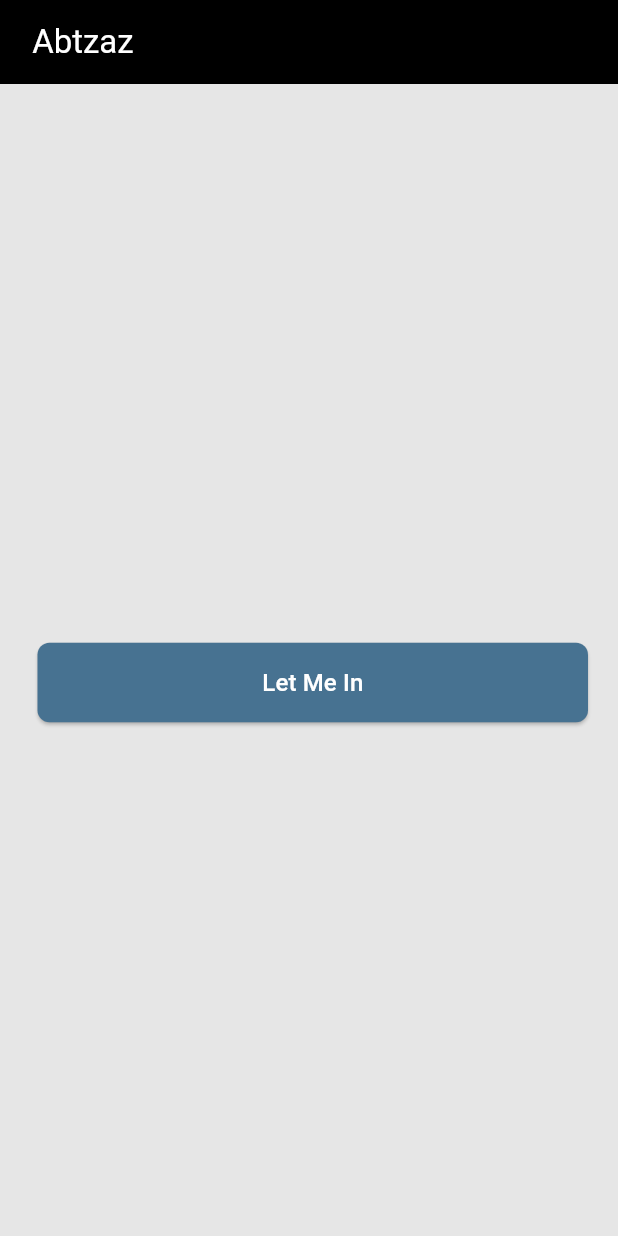
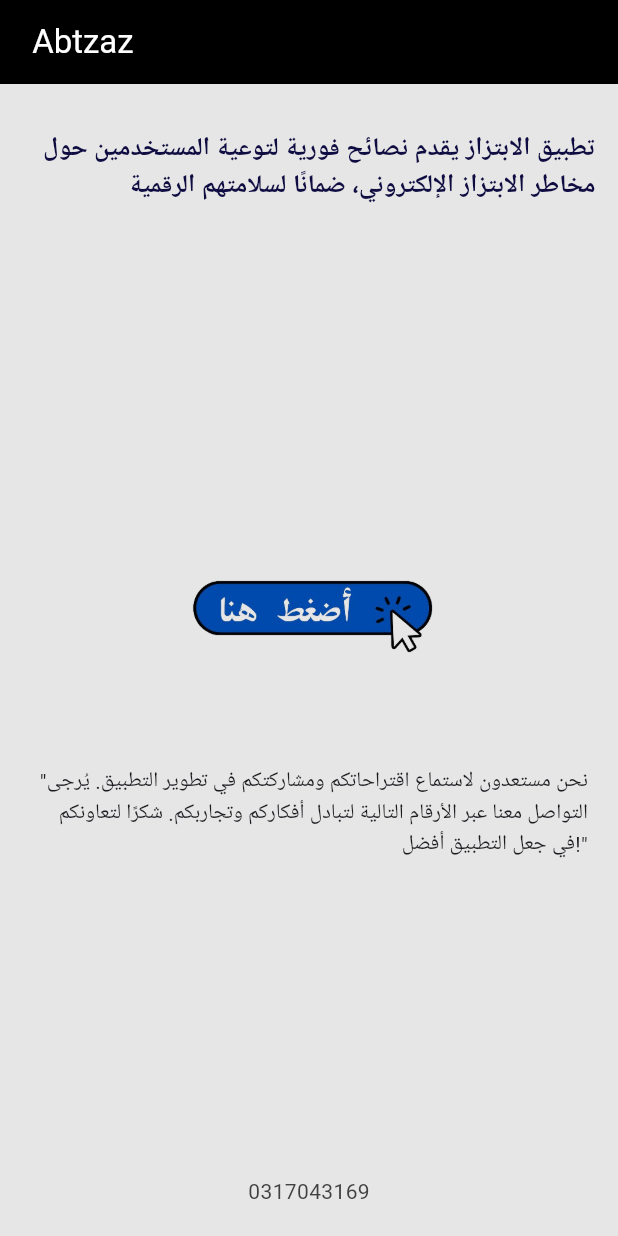
Before and after one commit to ahmed-naeem1012/BackGround-Services-Flutter, a Flutter app: the screen it shows after launch, on a phone screen of 412 x 824 dp. Run offline on Flutter 3.47's test engine with Material 3 defaults, Android fonts, the phone set to English and light mode, and no system bars; our stand-ins replace firebase_core, firebase_messaging, flutter_local_notifications, shared_preferences; accounts and stored records are empty.

```diff
--- a/lib/counter_service.dart
+++ b/lib/counter_service.dart
@@ -1,4 +1,6 @@
-// ignore_for_file: deprecated_member_use
+// ignore_for_file: deprecated_member_use, unused_element
+
+import 'dart:math';
 
 import 'package:flutter/foundation.dart';
 
@@ -29,46 +31,62 @@ class CounterService {
 
     await _flutterLocalNotificationsPlugin.initialize(
       initSettings,
-      onSelectNotification: _onSelectNotification,
+      // onSelectNotification: _onSelectNotification,
     );
   }
 
   final List<String> _notificationMessages = [
-    'لا تشارك كود الواتسب مع أي شخص', // 'Do not share your WhatsApp code with anyone'
-    'لا تفتح رابط مشبوه', // 'Do not open a suspicious link'
-    'أجعل الارقام السرية قوية' // 'Make your passwords strong'
+    // 'This is a long test notification message to check if the expandable feature works correctly when the notification is pulled down by the user.'
+
+    "تأكد من مصداقية المصادر التي تطلب منك معلومات حساسة.",
+    "قم بتحديث كلمات المرور الخاصة بك بشكل دوري",
+    "لا تشارك أبدًا معلومات حساب البنك عبر الهاتف أو البريد الإلكتروني",
+    "تأكد من إغلاق جميع الجلسات الخاصة بك عند استخدام أجهزة عامة",
+    "استخدام كلمات مرور قوية: اختر كلمات مرور قوية وفريدة لكل حساب، وتجنب استخدام نفس كلمة المرور لأكثر من حساب",
+    "تغيير كلمات المرور بانتظام: قم بتحديث كلمات المرور بشكل دوري لزيادة مستوى الأمان.",
+    "التحقق الثنائي للهوية: فعّل خاصية التحقق الثنائي لحساباتك الحساسة لإضافة طبقة إضافية من الحماية.",
+    "تفعيل إعدادات الأمان في الأجهزة: استخدم إعدادات الأمان المتاحة في أجهزتك مثل قفل الشاشة وميزات الحماية الأخرى.",
+    "تحديد الأذونات للتطبيقات: قم بمراجعة وتحديد الأذونات التي تمنحها لتطبيقاتك لتقليل المخاطر الأمانية.",
+    "التبليغ عن الاختراقات: في حال الشك في اختراق أو نشاط غير مألوف، قم بالإبلاغ فورًا إلى الجهات المعنية.",
+    "التوعية الرقمية: قم بتوعية نفسك والآخرين حول مخاطر الأمان الرقمي وكيفية تجنبها.",
+    "الابتعاد عن الشكل العاملي: تجنب مشاركة معلومات حساسة عبر الهاتف أو البريد الإلكتروني إلا إذا كنت واثقًا من المصدر.",
+    "التحقق من فواتير البنك: راجع فواتير البنك بانتظام للكشف عن أي نشاط غير مألوف.",
   ];
+
   void _onSelectNotification(String? payload) {}
 
   void startCounting() {
-    Stream.periodic(Duration(seconds: 10)).listen((_) async {
+    Stream.periodic(Duration(seconds: 5)).listen((_) async {
       _counter.increment();
       await _scheduleNotification(_counter.count.value);
     });
   }
 
   Future<void> _scheduleNotification(int count) async {
-    // Step 2: Modify the method to select a message based on the count
-    var scheduledNotificationDateTime =
-        DateTime.now().add(const Duration(seconds: 10));
     var androidDetails = const AndroidNotificationDetails(
-      'channel_id',
-      'channel_name',
-      importance: Importance.max,
-      priority: Priority.high,
-    );
+        'channel_id', 'channel_name',
+        importance: Importance.max,
+        priority: Priority.high,
+        styleInformation: BigTextStyleInformation(''),
+        indeterminate: true,
+        enableLights: true,
+        fullScreenIntent: true,
+        setAsGroupSummary: true,
+        autoCancel: false,
+        showWhen: true,
+        ongoing: true);
     var platformDetails = NotificationDetails(android: androidDetails);
 
-    // Step 3: Use modulo operator to loop through the notifications
     String notificationMessage =
         _notificationMessages[count % _notificationMessages.length];
-
-    await _flutterLocalNotificationsPlugin.schedule(
-      0,
-      'Abtzaz',
-      '$notificationMessage',
-      scheduledNotificationDateTime,
-      platformDetails,
+    int notificationId = Random().nextInt(1000000);
+    // Show the notification immediately
+    await _flutterLocalNotificationsPlugin.show(
+      notificationId, // Unique ID for the notification
+      'Abtzaz', // Title
+      notificationMessage, // Body
+      platformDetails, // Notification details
+      payload: 'Item $count', // Optional payload
     );
   }
 }
--- a/lib/main.dart
+++ b/lib/main.dart
@@ -1,12 +1,18 @@
+import 'dart:developer';
 import 'dart:ui';
 
 import 'package:abtzaz/app_retain_widget.dart';
 import 'package:abtzaz/background_main.dart';
 import 'package:abtzaz/counter_service.dart';
+import 'package:abtzaz/services/notification_services.dart';
+import 'package:firebase_core/firebase_core.dart';
 import 'package:flutter/material.dart';
+
 import 'package:flutter/services.dart';
 
-void main() {
+void main() async {
+  WidgetsFlutterBinding.ensureInitialized();
+  await Firebase.initializeApp();
   runApp(MyApp());
 
   var channel = const MethodChannel('com.example/background_service');
@@ -35,6 +41,18 @@ class MyHomePage extends StatefulWidget {
 }
 
 class _MyHomePageState extends State<MyHomePage> {
+  NotificationServices notificationServices = NotificationServices();
+  @override
+  void initState() {
+    notificationServices.requestNotificationPermission();
+    notificationServices.firebaseInit(context);
+    notificationServices.isTokenRefresh();
+
+    notificationServices.getDeviceToken().then((value) => print(value));
+    super.initState();
+  }
+
+  bool check = false;
   @override
   Widget build(BuildContext context) {
     return Scaffold(
@@ -50,41 +68,73 @@ class _MyHomePageState extends State<MyHomePage> {
         ),
         backgroundColor: Colors.black,
       ),
-      body: Center(
+      body: Column(
+        mainAxisAlignment:
+            MainAxisAlignment.spaceBetween, // Adjusts main axis alignment
+        crossAxisAlignment: CrossAxisAlignment.center,
+        children: [
+          Padding(
+            padding: EdgeInsets.only(right: 15, left: 15, top: 30),
+            child: Text(
+              'تطبيق الابتزاز يقدم نصائح فورية لتوعية المستخدمين حول مخاطر الابتزاز الإلكتروني، ضمانًا لسلامتهم الرقمية',
+              textAlign: TextAlign.right,
+              style: TextStyle(
+                  fontSize: 17,
+                  fontWeight: FontWeight.w600,
+                  color: Color.fromARGB(255, 14, 12, 64)),
+            ),
+          ),
+          Column(
+            children: [
+              Padding(
+                padding: const EdgeInsets.only(top: 0.0),
+                child: Center(
                   child: ValueListenableBuilder(
                     valueListenable: CounterService.instance().count,
                     builder: (context, count, child) {
                       return Padding(
-              padding: EdgeInsets.only(top: 30, right: 20, left: 25),
+                        padding: EdgeInsets.only(top: 0, right: 20, left: 25),
+                        child: GestureDetector(
+                          onTap: () {
+                            setState(() {
+                              check = true;
+                              log(check.toString());
+                            });
+                          },
                           child: SizedBox(
-                width: double
-                    .infinity, // to make the button take the full available width
-                child: ElevatedButton(
-                  onPressed: () {},
-                  style: ButtonStyle(
-                    backgroundColor: MaterialStateProperty.all(
-                        Color.fromARGB(255, 71, 114, 145)),
-                    padding: MaterialStateProperty.all(
-                        const EdgeInsets.symmetric(
-                            horizontal: 13, vertical: 15)),
-                    shape: MaterialStateProperty.all(
-                      RoundedRectangleBorder(
-                          borderRadius: BorderRadius.circular(8)),
-                    ),
-                  ),
-                  child: Text(
-                    ('Let Me In'),
-                    style: TextStyle(
-                      color: Colors.white,
-                      fontSize: 16,
-                    ),
-                  ),
-                ),
+                              child: Image.asset(
+                            check == false
+                                ? 'assets/images/1.png'
+                                : 'assets/images/2.png',
+                            height: 200,
+                            width: 200,
+                          )),
                         ),
                       );
                     },
                   ),
                 ),
+              ),
+              Padding(
+                padding: EdgeInsets.only(right: 20, left: 25, bottom: 35),
+                child: Text(
+                  '"نحن مستعدون لاستماع اقتراحاتكم ومشاركتكم في تطوير التطبيق. يُرجى التواصل معنا عبر الأرقام التالية لتبادل أفكاركم وتجاربكم. شكرًا لتعاونكم في جعل التطبيق أفضل!"',
+                  textAlign: TextAlign.right,
+                  style: TextStyle(),
+                ),
+              ),
+            ],
+          ),
+          Padding(
+            padding: const EdgeInsets.only(bottom: 20.0),
+            child: Text(
+              '0317043169',
+              style: TextStyle(
+                  fontSize: 14, color: Color.fromARGB(250, 60, 60, 60)),
+            ),
+          )
+        ],
+      ),
     );
   }
 }
```
Also changed, not shown: lib/services/notification_services.dart (added, +229 -0 lines), pubspec.yaml (+9 -1 lines), assets/images/1.png (added), assets/images/2.png (added), assets/images/bgbtn.png (added), pubspec.lock, 3 other files. Lines whose indentation alone changed are shown as unchanged.
